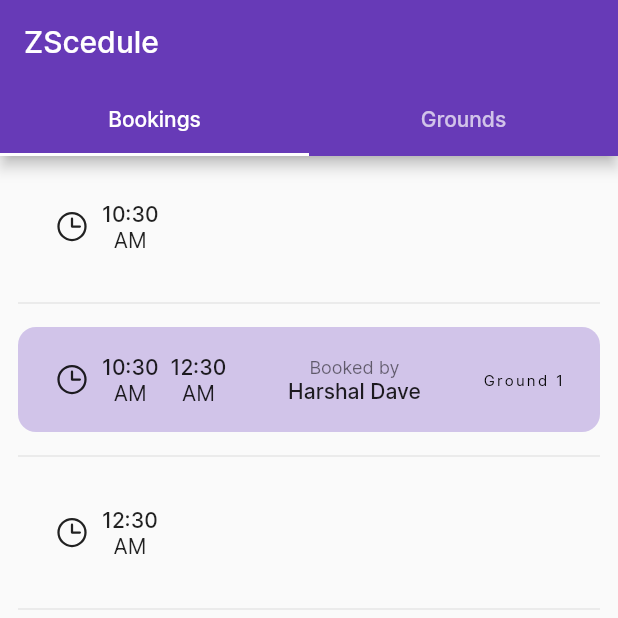
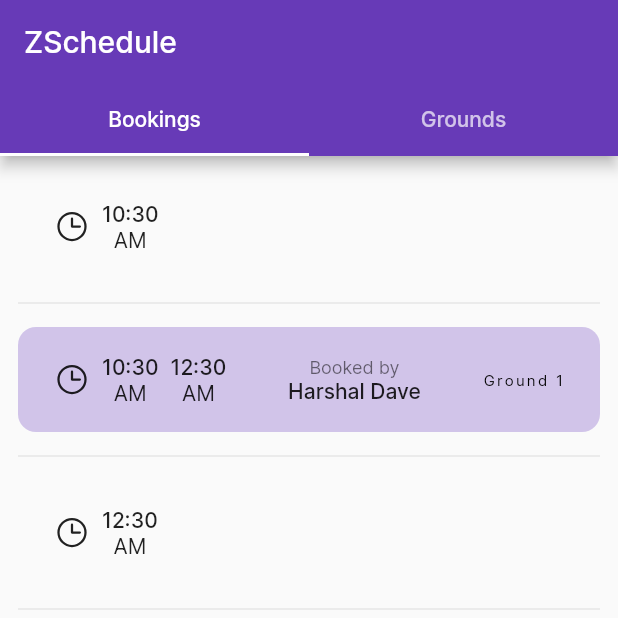
Before and after one commit to GautamVG/zschedule-front, a Flutter app: the screen it shows after launch, on a phone screen of 412 x 824 dp, the top half of it. Run offline on Flutter 3.47's test engine with Material 2 defaults, Android fonts, the phone set to English and light mode, and no system bars; our stand-ins replace phosphor_flutter.

Commit message:
typos eradicated

```diff
--- a/lib/layout.dart
+++ b/lib/layout.dart
@@ -27,7 +27,7 @@ class Layout extends StatelessWidget {
       length: 2,
       child: Scaffold(
         appBar: AppBar(
-          title: const Text('ZScedule'),
+          title: const Text('ZSchedule'),
           bottom: const TabBar(
             tabs: [
               Tab(text: 'Bookings'),
```
